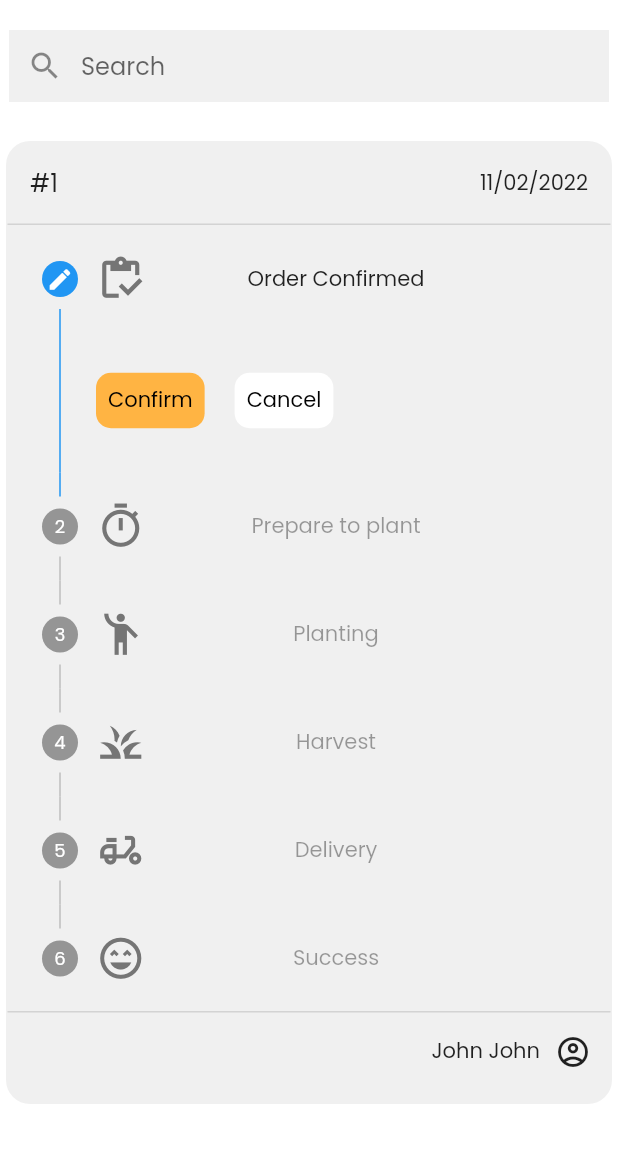
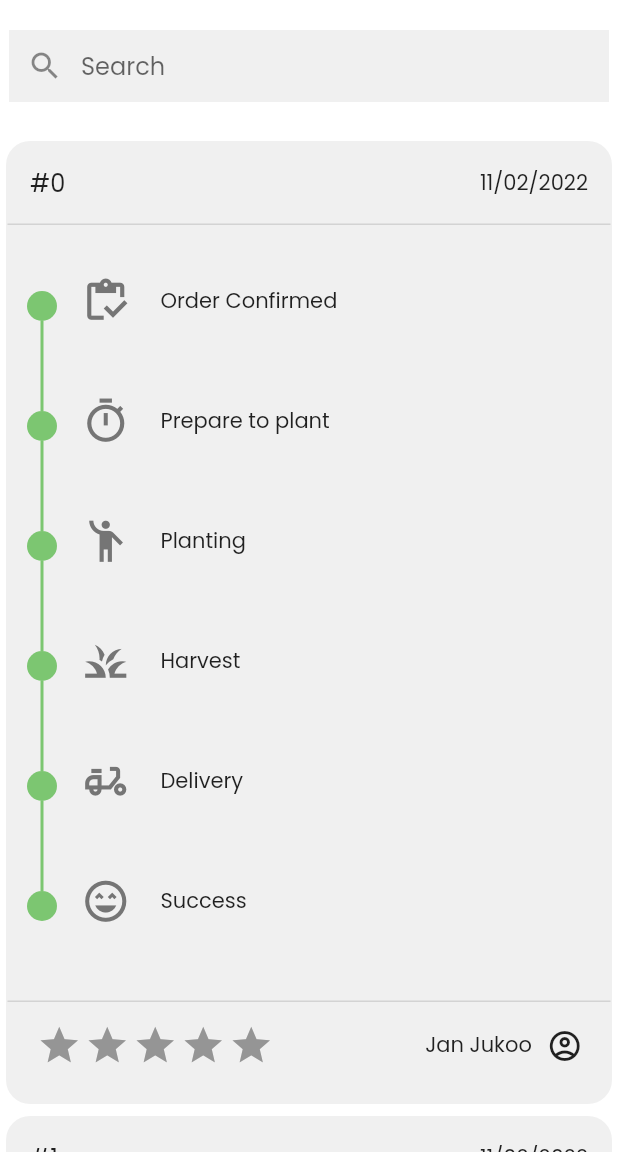
Before and after one commit to aimaimm/Wanna_plant, a Flutter app: the screen it shows after launch, on a phone screen of 412 x 824 dp, the part 84-1236 px from its top. Run offline on Flutter 3.47's test engine with Material 2 defaults, Android fonts, the light colour scheme and no system bars; drawn by our look-alikes of flutter_rating_bar, timeline_tile; our stand-ins replace flutter_svg.

Commit message:
Tracking Success Page

```diff
--- a/lib/Tracking.dart
+++ b/lib/TrackingSuccess.dart
@@ -1,14 +1,15 @@
 import 'package:flutter/material.dart';
+import 'package:flutter_rating_bar/flutter_rating_bar.dart';
 import 'package:timeline_tile/timeline_tile.dart';
 // ignore: unused_import
 //import 'package:timelines/timelines.dart';
 
-class Tracking extends StatefulWidget {
+class TrackingSuccess extends StatefulWidget {
   @override
-  State<StatefulWidget> createState() => _Tracking();
+  State<StatefulWidget> createState() => _TrackingSuccess();
 }
 
-class _Tracking extends State<Tracking> {
+class _TrackingSuccess extends State<TrackingSuccess> {
   int currentStep = 0;
 
   @override
@@ -54,7 +55,7 @@
               child: Container(
                 width: 420,
                 child: ListView.builder(
-                  itemCount: 1,
+                  itemCount: 3,
                   itemBuilder: (context, index) {
                     return Container(
                       width: 430,
@@ -64,7 +65,7 @@
                           children: <Widget>[
                             Container(
                               child: ListTile(
-                                title: Text('#1'),
+                                title: Text('#$index'),
                                 trailing: Text('11/02/2022'),
                               ),
                             ),
@@ -81,12 +82,12 @@
                                 children: [
                                   //Padding(padding: EdgeInsets.all(10)),
                                   SizedBox(
-                                      height: 90,
+                                      height: 80,
                                       child: TimelineTile(
                                         endChild: Column(
                                           children: [
                                             Padding(
-                                                padding: EdgeInsets.all(16)),
+                                                padding: EdgeInsets.all(10)),
                                             Row(
                                               children: <Widget>[
                                                 Padding(
@@ -100,32 +101,17 @@
                                                 Text('Order Confirmed'),
                                               ],
                                             ),
-                                            Row(
-                                              //alignment: Alignment.centerLeft,
-                                              children: [
-                                                Padding(
-                                                    padding:
-                                                        EdgeInsets.all(12)),
-                                                SizedBox(width: 45),
-                                                Text(
-                                                  'Order cancel !!!',
-                                                  style: TextStyle(
-                                                      color: Colors.red,
-                                                      fontSize: 12),
-                                                ),
-                                              ],
-                                            )
                                           ],
                                         ),
                                         isFirst: true,
                                         indicatorStyle: IndicatorStyle(
                                           //indicator: ,
-                                          color: Colors.red,
+                                          color: Color(0xff7CC671),
                                         ),
                                         afterLineStyle: LineStyle(
-                                            color: Colors.grey, thickness: 2),
-                                      )
-                                  ),
+                                            color: Color(0xff7CC671),
+                                            thickness: 2),
+                                      )),
                                   SizedBox(
                                       height: 80,
                                       child: TimelineTile(
@@ -150,13 +136,15 @@
                                         ),
                                         indicatorStyle: IndicatorStyle(
                                           //indicator: ,
-                                          color: Colors.grey,
+                                          color: Color(0xff7CC671),
                                         ),
                                         beforeLineStyle: LineStyle(
-                                            color: Colors.grey, thickness: 2),
-                                            afterLineStyle: LineStyle(color: Colors.grey,thickness: 2),
-                                      )
-                                  ),
+                                            color: Color(0xff7CC671),
+                                            thickness: 2),
+                                        afterLineStyle: LineStyle(
+                                            color: Color(0xff7CC671),
+                                            thickness: 2),
+                                      )),
                                   SizedBox(
                                       height: 80,
                                       child: TimelineTile(
@@ -181,13 +169,15 @@
                                         ),
                                         indicatorStyle: IndicatorStyle(
                                           //indicator: ,
-                                          color: Colors.grey,
+                                          color: Color(0xff7CC671),
                                         ),
                                         beforeLineStyle: LineStyle(
-                                            color: Colors.grey, thickness: 2),
-                                            afterLineStyle: LineStyle(color: Colors.grey,thickness: 2),
-                                      )
-                                  ),
+                                            color: Color(0xff7CC671),
+                                            thickness: 2),
+                                        afterLineStyle: LineStyle(
+                                            color: Color(0xff7CC671),
+                                            thickness: 2),
+                                      )),
                                   SizedBox(
                                       height: 80,
                                       child: TimelineTile(
@@ -212,13 +202,15 @@
                                         ),
                                         indicatorStyle: IndicatorStyle(
                                           //indicator: ,
-                                          color: Colors.grey,
+                                          color: Color(0xff7CC671),
                                         ),
                                         beforeLineStyle: LineStyle(
-                                            color: Colors.grey, thickness: 2),
-                                            afterLineStyle: LineStyle(color: Colors.grey,thickness: 2),
-                                      )
-                                  ),
+                                            color: Color(0xff7CC671),
+                                            thickness: 2),
+                                        afterLineStyle: LineStyle(
+                                            color: Color(0xff7CC671),
+                                            thickness: 2),
+                                      )),
                                   SizedBox(
                                       height: 80,
                                       child: TimelineTile(
@@ -231,7 +223,8 @@
                                                 Padding(
                                                     padding: EdgeInsets.all(8)),
                                                 Icon(
-                                                  Icons.delivery_dining_outlined,
+                                                  Icons
+                                                      .delivery_dining_outlined,
                                                   size: 33,
                                                   color: Color(0xff757575),
                                                 ),
@@ -243,13 +236,15 @@
                                         ),
                                         indicatorStyle: IndicatorStyle(
                                           //indicator: ,
-                                          color: Colors.grey,
+                                          color: Color(0xff7CC671),
                                         ),
                                         beforeLineStyle: LineStyle(
-                                            color: Colors.grey, thickness: 2),
-                                            afterLineStyle: LineStyle(color: Colors.grey,thickness: 2),
-                                      )
-                                  ),
+                                            color: Color(0xff7CC671),
+                                            thickness: 2),
+                                        afterLineStyle: LineStyle(
+                                            color: Color(0xff7CC671),
+                                            thickness: 2),
+                                      )),
                                   SizedBox(
                                       height: 80,
                                       child: TimelineTile(
@@ -262,7 +257,8 @@
                                                 Padding(
                                                     padding: EdgeInsets.all(8)),
                                                 Icon(
-                                                  Icons.sentiment_very_satisfied_outlined,
+                                                  Icons
+                                                      .sentiment_very_satisfied_outlined,
                                                   size: 33,
                                                   color: Color(0xff757575),
                                                 ),
@@ -275,13 +271,13 @@
                                         isLast: true,
                                         indicatorStyle: IndicatorStyle(
                                           //indicator: ,
-                                          color: Colors.grey,
+                                          color: Color(0xff7CC671),
                                         ),
                                         beforeLineStyle: LineStyle(
-                                            color: Colors.grey, thickness: 2),
-                                            afterLineStyle: LineStyle(color: Colors.grey,thickness: 2),
-                                      )
-                                  ),
+                                            color: Color(0xff7CC671),
+                                            thickness: 2),
+                                        //afterLineStyle: LineStyle(color: Colors.grey,thickness: 2),
+                                      )),
                                 ],
                               ),
                             ),
@@ -295,14 +291,31 @@
                             Container(
                               padding: EdgeInsets.all(14.0),
                               child: Row(
-                                mainAxisAlignment: MainAxisAlignment.end,
+                                mainAxisAlignment: MainAxisAlignment.center,
                                 children: <Widget>[
-                                  Text('John John'),
+                                  RatingBar.builder(
+                                  itemSize: 30,
+                                    initialRating: 0,
+                                    minRating: 0,
+                                    direction: Axis.horizontal,
+                                    allowHalfRating: true,
+                                    itemCount: 5,
+                                    itemPadding:
+                                        EdgeInsets.symmetric(horizontal: 1.0),
+                                    itemBuilder: (context, _) => Icon(
+                                          Icons.star_outlined,
+                                          color: Colors.orange,
+                                        ),
+                                    onRatingUpdate: (rating) {
+                                      print(rating);
+                                    }),
+                                    SizedBox(width: 100),
+                                  Text('Jan Jukoo'),
                                   SizedBox(width: 10),
                                   Icon(Icons.account_circle_outlined),
                                 ],
                               ),
-                            )
+                            ),
                           ],
                         ),
                         color: Color(0xffF0F0F0),
--- a/lib/main.dart
+++ b/lib/main.dart
@@ -1,5 +1,6 @@
 import 'package:flutter/material.dart';
 import 'package:wanna_plant/Tracking.dart';
+import 'package:wanna_plant/TrackingSuccess.dart';
 import 'package:wanna_plant/bottomBar.dart';
 import 'package:wanna_plant/chatScreen.dart';
 import 'package:wanna_plant/favorite/favoriteScreen.dart';
@@ -26,7 +27,7 @@
         fontFamily: 'Poppins',
         scaffoldBackgroundColor: Colors.white,
       ),
-      home: TrackPlanter(),
+      home: TrackingSuccess(),
       debugShowCheckedModeBanner: false,
     );
   }
--- a/pubspec.yaml
+++ b/pubspec.yaml
@@ -31,6 +31,7 @@
   flutter_svg: ^0.22.0
   timelines: ^0.1.0
   timeline_tile: ^2.0.0
+  flutter_rating_bar: ^4.0.0
 
 dev_dependencies:
   flutter_test:
```
Also changed, not shown: pubspec.lock.
